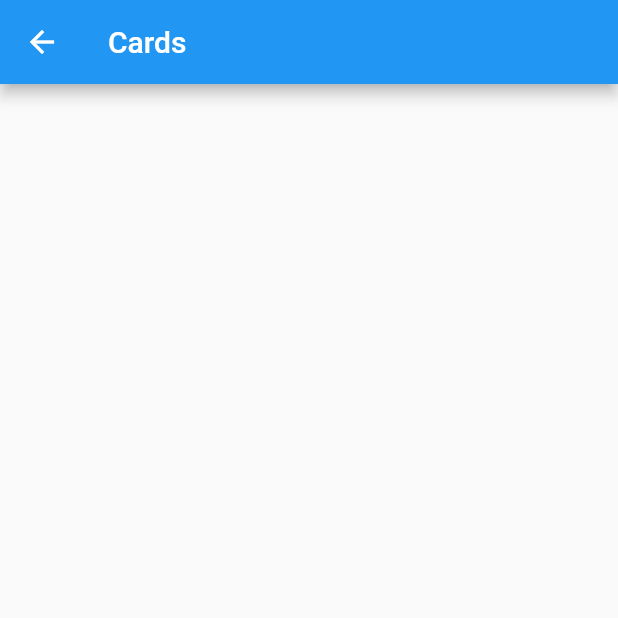
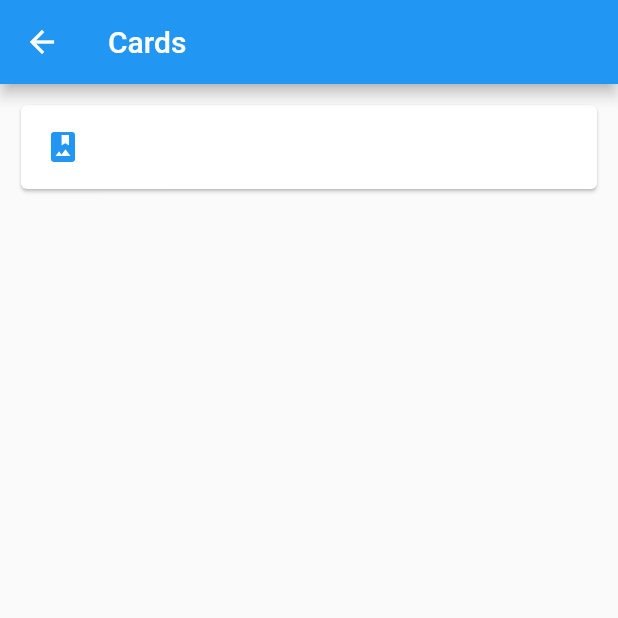
Before and after one commit to aizaguirreteb/flutter-course-components, a Flutter app: the CardPage screen opened by its route, on a phone screen of 412 x 824 dp, the top half of it. Run offline on Flutter 3.47's test engine with Material 2 defaults, Android fonts, the phone set to English and light mode, and no system bars.

Commit message:
First card and adding padding to listview

```diff
--- a/lib/src/pages/card_page.dart
+++ b/lib/src/pages/card_page.dart
@@ -7,6 +7,26 @@ class CardPage extends StatelessWidget {
       appBar: AppBar(
         title: Text('Cards'),
       ),
+      body: ListView(
+        //padding: EdgeInsets.symmetric(horizontal: 50.0, vertical: 10.0),
+        padding: EdgeInsets.all(10.0),
+        children: <Widget>[
+          _cardTipo1()
+        ],
+      ),
     );
   }
 }
+
+Widget _cardTipo1() {
+
+  return Card(
+    child: Column(
+      children: <Widget>[
+        ListTile(
+          leading: Icon(Icons.photo_album, color: Colors.blue,),
+        )
+      ],
+    ),
+  );
+}
```
